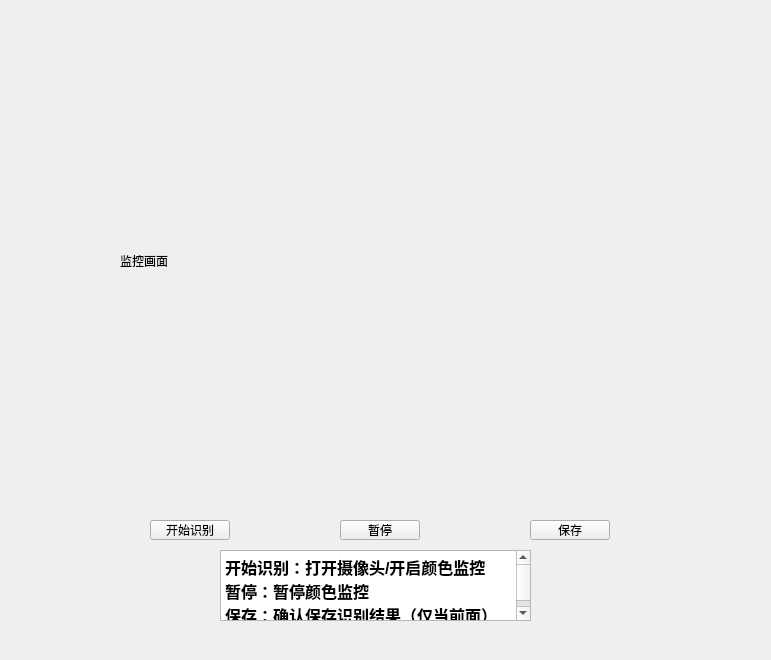
Above: CubeSolver/cubedetect.ui from Rdjroot/CubeSolver before the change. Below: the same form after it.
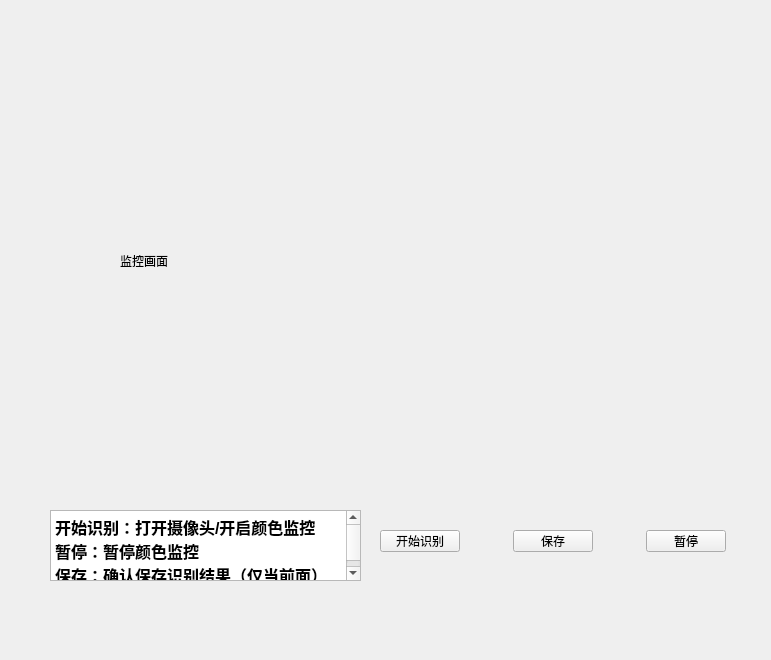
That is the form after the change.

Diff of the .ui file:
```diff
--- a/CubeSolver/cubedetect.ui
+++ b/CubeSolver/cubedetect.ui
@@ -25,45 +25,6 @@
   <property name="windowTitle">
    <string>Form</string>
   </property>
-  <widget class="QPushButton" name="saveButton">
-   <property name="geometry">
-    <rect>
-     <x>530</x>
-     <y>520</y>
-     <width>80</width>
-     <height>20</height>
-    </rect>
-   </property>
-   <property name="text">
-    <string>保存</string>
-   </property>
-  </widget>
-  <widget class="QPushButton" name="startButton">
-   <property name="geometry">
-    <rect>
-     <x>150</x>
-     <y>520</y>
-     <width>80</width>
-     <height>20</height>
-    </rect>
-   </property>
-   <property name="text">
-    <string>开始识别</string>
-   </property>
-  </widget>
-  <widget class="QPushButton" name="pauseButton">
-   <property name="geometry">
-    <rect>
-     <x>340</x>
-     <y>520</y>
-     <width>80</width>
-     <height>20</height>
-    </rect>
-   </property>
-   <property name="text">
-    <string>暂停</string>
-   </property>
-  </widget>
   <widget class="QLabel" name="label">
    <property name="geometry">
     <rect>
@@ -83,8 +44,8 @@
   <widget class="QTextBrowser" name="textBrowser">
    <property name="geometry">
     <rect>
-     <x>220</x>
-     <y>550</y>
+     <x>50</x>
+     <y>510</y>
      <width>311</width>
      <height>71</height>
     </rect>
@@ -99,6 +60,65 @@
 &lt;p style=&quot; margin-top:0px; margin-bottom:0px; margin-left:0px; margin-right:0px; -qt-block-indent:0; text-indent:0px;&quot;&gt;&lt;span style=&quot; font-size:12pt; font-weight:600;&quot;&gt;保存：确认保存识别结果（仅当前面）&lt;/span&gt;&lt;/p&gt;&lt;/body&gt;&lt;/html&gt;</string>
    </property>
   </widget>
+  <widget class="QWidget" name="">
+   <property name="geometry">
+    <rect>
+     <x>380</x>
+     <y>530</y>
+     <width>346</width>
+     <height>22</height>
+    </rect>
+   </property>
+   <layout class="QHBoxLayout" name="horizontalLayout">
+    <item>
+     <widget class="QPushButton" name="startButton">
+      <property name="text">
+       <string>开始识别</string>
+      </property>
+     </widget>
+    </item>
+    <item>
+     <spacer name="horizontalSpacer">
+      <property name="orientation">
+       <enum>Qt::Horizontal</enum>
+      </property>
+      <property name="sizeHint" stdset="0">
+       <size>
+        <width>40</width>
+        <height>20</height>
+       </size>
+      </property>
+     </spacer>
+    </item>
+    <item>
+     <widget class="QPushButton" name="saveButton">
+      <property name="text">
+       <string>保存</string>
+      </property>
+     </widget>
+    </item>
+    <item>
+     <spacer name="horizontalSpacer_2">
+      <property name="orientation">
+       <enum>Qt::Horizontal</enum>
+      </property>
+      <property name="sizeHint" stdset="0">
+       <size>
+        <width>40</width>
+        <height>20</height>
+       </size>
+      </property>
+     </spacer>
+    </item>
+    <item>
+     <widget class="QPushButton" name="pauseButton">
+      <property name="text">
+       <string>暂停</string>
+      </property>
+     </widget>
+    </item>
+   </layout>
+  </widget>
  </widget>
  <resources/>
  <connections/>
```
